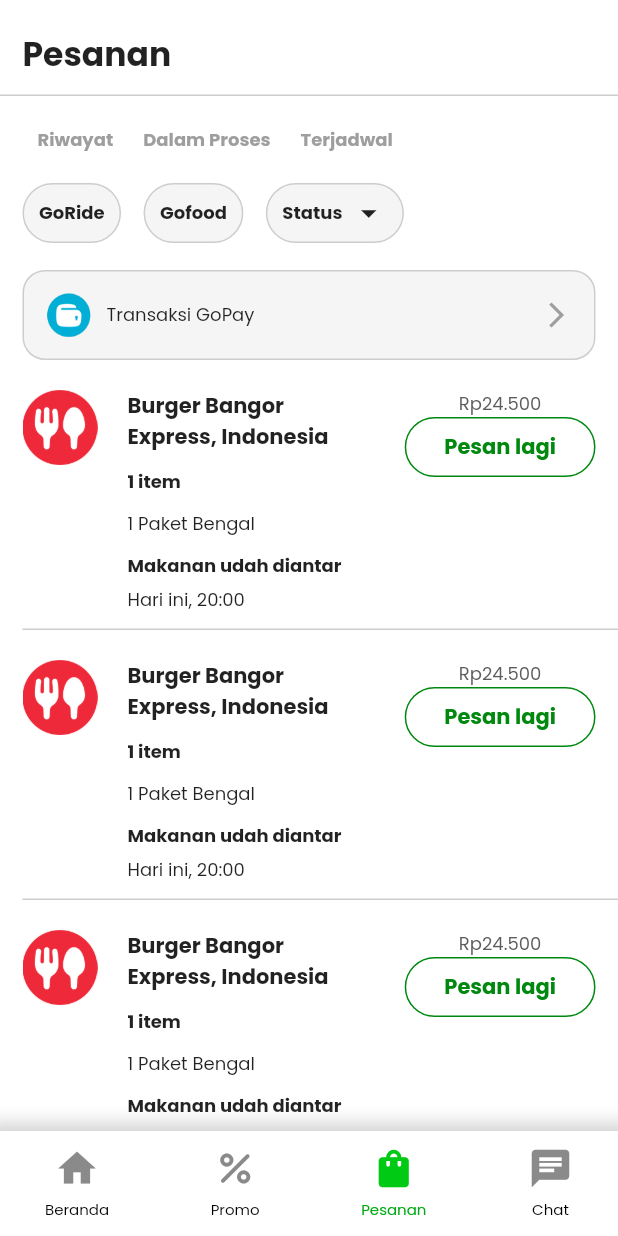
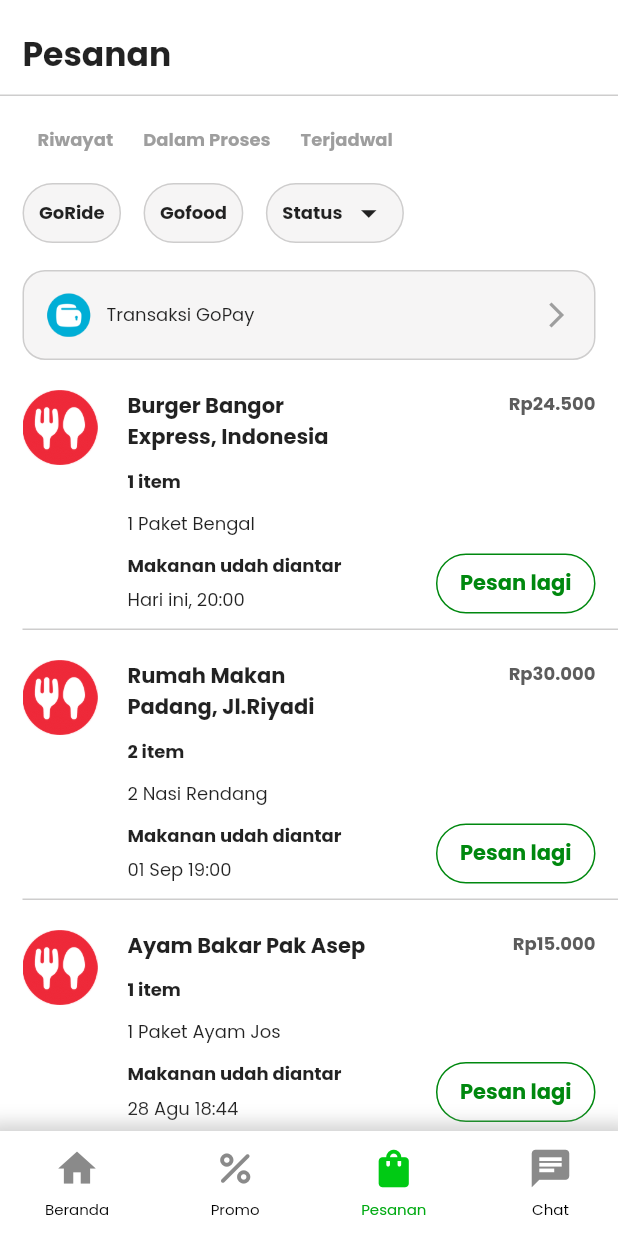
Before and after one commit to zakoraa/gojek-clone, a Flutter app: the screen it shows after launch, item 3 of the bottom bar chosen, on a phone screen of 412 x 824 dp. Run offline on Flutter 3.47's test engine with Material 2 defaults, Android fonts, the phone set to English and light mode, and no system bars; drawn by our look-alikes of auto_size_text; our stand-ins replace bloc, carousel_slider, dots_indicator, flutter_bloc, google_fonts.

Commit message:
[UPDATE] UI

```diff
--- a/lib/core.dart
+++ b/lib/core.dart
@@ -14,7 +14,7 @@
 export 'package:gojek/module/promo/bloc/carousel_bloc.dart';
 export 'package:gojek/module/promo/blocEvent/carousel_event.dart';
 export 'package:gojek/module/promo/blocState/carousel_state.dart';
-export 'package:gojek/module/promo/list/interesting_promo_list.dart';
+export 'package:gojek/module/promo/data/interesting_promo_list.dart';
 export 'package:gojek/module/promo/view/promo_view.dart';
 export 'package:gojek/module/promo/widget/app_bar.dart';
 export 'package:gojek/module/promo/widget/carousel_slider.dart';
--- a/lib/module/home/widget/recommendation_place.dart
+++ b/lib/module/home/widget/recommendation_place.dart
@@ -7,8 +7,8 @@
   @override
   Widget build(BuildContext context) {
     Map<String, String> recommendedPlaces = {
-      "London City": "assets/images/goride-logo.png",
-      "Mall Paragon": "assets/images/goride-logo.png",
+      "London City": "assets/images/goride-logo-green.png",
+      "Mall Paragon": "assets/images/goride-logo-green.png",
       "Burger Bangor": "assets/images/gofood-logo.png"
     };
 
--- /dev/null
+++ b/lib/module/order/data/gofood_histories.dart
@@ -0,0 +1,58 @@
+List<Map<String, dynamic>> gofoodHistories = [
+  {
+    "title" : "Burger Bangor Express, Indonesia",
+    "item" : 1,
+    "package" : "1 Paket Bengal",
+    "status" : "Makanan udah diantar",
+    "date" :"Hari ini, 20:00",
+    "price" : "24.500"
+  },
+  {
+    "title": "Rumah Makan Padang, Jl.Riyadi",
+    "item" : 2,
+    "package" : "2 Nasi Rendang",
+    "status" : "Makanan udah diantar",
+    "date" : "01 Sep 19:00",
+    "price" : "30.000"
+  },
+  {
+    "title": "Ayam Bakar Pak Asep",
+    "item" : 1,
+    "package" : "1 Paket Ayam Jos",
+    "status" : "Makanan udah diantar",
+    "date" : "28 Agu 18:44",
+    "price" : "15.000"
+  },
+  {
+    "title": "Chicken Master Ayam Kremes",
+    "item" : 1,
+    "package" : "1 Paket Chicken Kremes",
+    "status" : "Makanan udah diantar",
+    "date" : "28 Agu 12:11",
+    "price" : "20.500"
+  },
+  {
+    "title": "Solaria, Solo Square",
+    "item" : 1,
+    "package" : "1 Nasi Goreng Capcai",
+    "status" : "Makanan udah diantar",
+    "date" : "15 Agu 19:30",
+    "price" : "32.200"
+  },
+  {
+    "title": "Hokben, Solo Square",
+    "item" : 1,
+    "package" : "1 Ramen Hokben",
+    "status" : "Makanan udah diantar",
+    "date" : "10 Agu 16:23",
+    "price" : "31.500"
+  },
+  {
+    "title": "Sop Iga Sapi Mami Yuni, Pajang",
+    "item" : 1,
+    "package" : "1 Sop Iga",
+    "status" : "Makanan udah diantar",
+    "date" : "1 Agu 09:12",
+    "price" : "17.500"
+  },
+];
--- /dev/null
+++ b/lib/module/order/data/goride_histories.dart
@@ -0,0 +1,52 @@
+List<Map<String, String>> goRideHistories = [
+  {
+    "address" : "Jl. London City",
+    "date" : "23 Agu 12:12",
+    "price" : "7.500"
+  },
+  {
+    "address" : "Jl. Riyadi No 04",
+    "date" : "4 Agu 07:05",
+    "price" : "12.000"
+  },
+  {
+    "address" : "Mall Paragon",
+    "date" : "1 Agu 12:20",
+    "price" : "12.000"
+  },
+  {
+    "address" : "The Park Solo",
+    "date" : "25 Jul 08:30",
+    "price" : "12.000"
+  },
+  {
+    "address" : "Solo Square",
+    "date" : "20 Jul 10:20",
+    "price" : "12.000"
+  },
+  {
+    "address" : "Stadion Manahan Solo",
+    "date" : "12 Jul 08:00",
+    "price" : "7.500"
+  },
+  {
+    "address" : "The Park Solo",
+    "date" : "10 Jul 12:00",
+    "price" : "12.000"
+  },
+  {
+    "address" : "The Park Solo",
+    "date" : "5 Jul 12:00",
+    "price" : "12.000"
+  },
+  {
+    "address" : "Solo Square",
+    "date" : "1 Jul 14:30",
+    "price" : "7.500"
+  },
+  {
+    "address" : "Solo Square",
+    "date" : "29 Jun 15:30",
+    "price" : "7.500"
+  },
+];
--- a/lib/module/order/view/order_view.dart
+++ b/lib/module/order/view/order_view.dart
@@ -1,8 +1,10 @@
 import 'package:flutter/material.dart';
+import 'package:gojek/module/order/data/goride_histories.dart';
 import 'package:gojek/module/order/widget/app_bar_order.dart';
 import 'package:gojek/module/order/widget/gopay_transaction.dart';
-
+import '../data/gofood_histories.dart';
 import '../widget/gofood_history.dart';
+import '../widget/goride_history.dart';
 
 class OrderView extends StatelessWidget {
   const OrderView({super.key});
@@ -14,25 +16,46 @@
         child: SizedBox(
           height: MediaQuery.of(context).size.height,
           width: MediaQuery.of(context).size.width,
-          child: const Stack(
+          child: Stack(
             children: [
               SingleChildScrollView(
-                physics: BouncingScrollPhysics(),
+                physics: const BouncingScrollPhysics(),
                 child: Column(
                   children: [
-                    SizedBox(
+                    const SizedBox(
                       height: 180.0,
                     ),
-                    GopayTransaction(),
-                    GoFoodHistory(),
-                    GoFoodHistory(),
-                    GoFoodHistory(),
-                    GoFoodHistory(),
-                    GoFoodHistory(),
+                    const GopayTransaction(),
+                    Column(
+                        children:
+                            List.generate(gofoodHistories.length, (index) {
+                      final item = gofoodHistories[index];
+                      return GoFoodHistory(
+                        title: item["title"],
+                        item: item["item"],
+                        package: item["package"],
+                        status: item["status"],
+                        date: item["date"],
+                        price: item["price"],
+                      );
+                    })),
+                    Column(
+                        children:
+                            List.generate(goRideHistories.length, (index) {
+                      final item = goRideHistories[index];
+                      return GoRideHistory(
+                        address: item["address"]!,
+                        date: item["date"]!,
+                        price: item["price"]!,
+                      );
+                    })),
+                    const SizedBox(
+                      height: 100,
+                    )
                   ],
                 ),
               ),
-              AppBarOrder()
+              const AppBarOrder()
             ],
           ),
         ),
--- a/lib/module/order/widget/gofood_history.dart
+++ b/lib/module/order/widget/gofood_history.dart
@@ -3,7 +3,17 @@
 import 'package:gojek/shared/theme/color.dart';
 
 class GoFoodHistory extends StatelessWidget {
-  const GoFoodHistory({super.key});
+  const GoFoodHistory(
+      {super.key,
+      required this.title,
+      required this.item,
+      required this.package,
+      required this.status,
+      required this.date,
+      required this.price});
+
+  final String title, package, status, date, price;
+  final int item;
 
   @override
   Widget build(BuildContext context) {
@@ -26,72 +36,91 @@
                   width: 20.0,
                 ),
                 SizedBox(
+                  width: MediaQuery.of(context).size.width - 100,
+                  child: Column(
+                    crossAxisAlignment: CrossAxisAlignment.start,
+                    mainAxisAlignment: MainAxisAlignment.start,
+                    children: [
+                      Row(
+                        crossAxisAlignment: CrossAxisAlignment.start,
+                        mainAxisAlignment: MainAxisAlignment.spaceBetween,
+                        children: [
+                          SizedBox(
                             width: MediaQuery.of(context).size.width * 0.4,
-                  child: const Column(
+                            child: Column(
                               crossAxisAlignment: CrossAxisAlignment.start,
                               children: [
                                 AutoSizeText(
-                        "Burger Bangor Express, Indonesia",
+                                  title,
                                   maxLines: 2,
                                   overflow: TextOverflow.ellipsis,
-                        style: TextStyle(
-                            fontWeight: FontWeight.bold, fontSize: 14),
+                                  style: const TextStyle(
+                                      fontWeight: FontWeight.bold,
+                                      fontSize: 14),
                                 ),
-                      SizedBox(
+                                const SizedBox(
                                   height: 10.0,
                                 ),
                                 Text(
-                        "1 item",
-                        style: TextStyle(
+                                  "$item item",
+                                  style: const TextStyle(
                                     fontSize: 12,
                                     fontWeight: FontWeight.bold,
                                   ),
                                 ),
-                      SizedBox(
+                                const SizedBox(
                                   height: 10.0,
                                 ),
                                 Text(
-                        "1 Paket Bengal",
-                        style: TextStyle(fontSize: 12),
+                                  package,
+                                  style: const TextStyle(fontSize: 12),
                                 ),
+                              ],
+                            ),
+                          ),
+                          Text(
+                            "Rp$price",
+                            style: const TextStyle(
+                              fontWeight: FontWeight.bold,
+                                color: CustomColor.darkGrey, fontSize: 12),
+                          ),
+                        ],
+                      ),
+                      Row(
+                        mainAxisAlignment: MainAxisAlignment.spaceBetween,
+                        crossAxisAlignment: CrossAxisAlignment.end,
+                        children: [
                           SizedBox(
+                            width: MediaQuery.of(context).size.width * 0.4,
+                            child: Column(
+                              crossAxisAlignment: CrossAxisAlignment.start,
+                              children: [
+                                const SizedBox(
                                   height: 10.0,
                                 ),
                                 Text(
-                        "Makanan udah diantar",
-                        style: TextStyle(
+                                  status,
+                                  style: const TextStyle(
                                     fontSize: 12,
                                     fontWeight: FontWeight.bold,
                                   ),
                                 ),
-                      SizedBox(
+                                const SizedBox(
                                   height: 5.0,
                                 ),
                                 Text(
-                        "Hari ini, 20:00",
-                        style: TextStyle(fontSize: 12),
+                                  date,
+                                  style: const TextStyle(fontSize: 12),
                                 )
                               ],
                             ),
                           ),
-                const SizedBox(
-                  width: 20.0,
-                ),
-                Expanded(
-                    child: Column(
-                  mainAxisAlignment: MainAxisAlignment.spaceBetween,
-                  children: [
-                    const Text(
-                      "Rp24.500",
-                      style: TextStyle(
-                          color: Color.fromARGB(255, 92, 92, 92), fontSize: 12),
-                    ),
                           Container(
+                            padding: const EdgeInsets.symmetric(horizontal: 15),
                             height: 40,
-                      padding: const EdgeInsets.symmetric(horizontal: 5),
                             decoration: BoxDecoration(
-                        border:
-                            Border.all(width: 1, color: CustomColor.darkGreen),
+                              border: Border.all(
+                                  width: 1, color: CustomColor.darkGreen),
                               borderRadius: BorderRadius.circular(20),
                               color: Colors.white,
                             ),
@@ -105,7 +134,10 @@
                             )),
                           ),
                         ],
-                ))
+                      ),
+                    ],
+                  ),
+                ),
               ],
             ),
           ),
--- /dev/null
+++ b/lib/module/order/widget/goride_history.dart
@@ -0,0 +1,90 @@
+import 'package:auto_size_text/auto_size_text.dart';
+import 'package:flutter/material.dart';
+import 'package:gojek/shared/theme/color.dart';
+
+class GoRideHistory extends StatelessWidget {
+  const GoRideHistory(
+      {super.key,
+      required this.address,
+      required this.date,
+      required this.price});
+
+  final String address, date, price;
+
+  @override
+  Widget build(BuildContext context) {
+    return Container(
+      padding: const EdgeInsets.only(left: 15, top: 20),
+      width: MediaQuery.of(context).size.width,
+      child: Column(children: [
+        Padding(
+            padding: const EdgeInsets.only(right: 15),
+            child: Row(
+              crossAxisAlignment: CrossAxisAlignment.start,
+              children: [
+                Image.asset(
+                  "assets/images/goride-logo-green.png",
+                  height: 40,
+                  width: 40,
+                ),
+                const SizedBox(
+                  width: 30.0,
+                ),
+                Column(
+                  crossAxisAlignment: CrossAxisAlignment.start,
+                  children: [
+                    AutoSizeText(address,
+                        maxLines: 2,
+                        minFontSize: 10,
+                        style: const TextStyle(
+                          fontWeight: FontWeight.bold,
+                          fontSize: 14,
+                        )),
+                    const SizedBox(
+                      height: 10.0,
+                    ),
+                    const Text(
+                      "Sudah sampai tujuan",
+                      style: TextStyle(
+                          color: CustomColor.darkGrey,
+                          fontWeight: FontWeight.bold,
+                          fontSize: 11),
+                    ),
+                    const SizedBox(
+                      height: 2.0,
+                    ),
+                    Text(
+                      date,
+                      style: const TextStyle(fontSize: 11),
+                    )
+                  ],
+                ),
+                Expanded(
+                  child: Align(
+                    alignment: Alignment.topRight,
+                    child: AutoSizeText(
+                      "Rp.$price",
+                      maxLines: 1,
+                      minFontSize: 8,
+                      style: const TextStyle(
+                        fontSize: 12,
+                        color: CustomColor.darkGrey,
+                        fontWeight: FontWeight.bold,
+                      ),
+                    ),
+                  ),
+                )
+              ],
+            )),
+        const SizedBox(
+          height: 15.0,
+        ),
+        Container(
+          height: 1,
+          width: MediaQuery.of(context).size.width,
+          color: CustomColor.grey,
+        )
+      ]),
+    );
+  }
+}
--- a/lib/module/promo/view/promo_view.dart
+++ b/lib/module/promo/view/promo_view.dart
@@ -1,5 +1,5 @@
 import 'package:flutter/material.dart';
-import 'package:gojek/module/promo/list/interesting_promo_list.dart';
+import 'package:gojek/module/promo/data/interesting_promo_list.dart';
 import 'package:gojek/module/promo/widget/app_bar.dart';
 import 'package:gojek/module/promo/widget/carousel_slider.dart';
 import 'package:gojek/module/promo/widget/code.dart';
--- a/lib/module/promo/widget/carousel_slider.dart
+++ b/lib/module/promo/widget/carousel_slider.dart
@@ -3,7 +3,7 @@
 import 'package:flutter/material.dart';
 import 'package:flutter_bloc/flutter_bloc.dart';
 import 'package:gojek/module/promo/blocEvent/carousel_event.dart';
-import 'package:gojek/module/promo/list/interesting_promo_list.dart';
+import 'package:gojek/module/promo/data/interesting_promo_list.dart';
 import 'package:gojek/shared/theme/color.dart';
 
 import '../bloc/carousel_bloc.dart';
--- a/lib/shared/theme/color.dart
+++ b/lib/shared/theme/color.dart
@@ -7,4 +7,5 @@
   static const lightGrey = Color.fromARGB(255, 246, 245, 245);
   static const grey = Color.fromARGB(255, 206, 205, 205);
   static final boxShadow = Colors.grey.withOpacity(0.4);
+  static const darkGrey = Color.fromARGB(255, 92, 92, 92);
 }
```
Also changed, not shown: lib/module/promo/data/interesting_promo_list.dart (renamed from lib/module/promo/list/interesting_promo_list.dart). Lines whose indentation alone changed are shown as unchanged.
